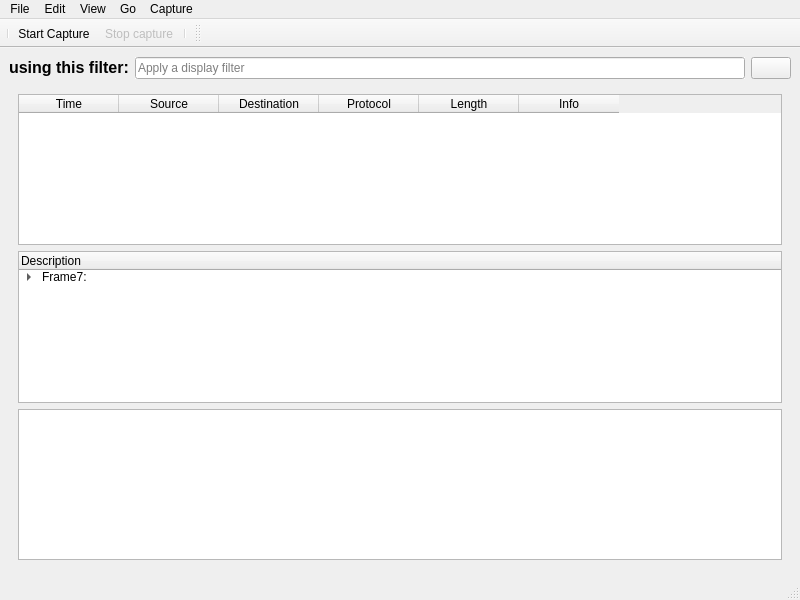
The window that NetworkAnalyzer.ui (amr-essam95/Packet-Analyzer) describes before a commit, drawn with Qt 5.
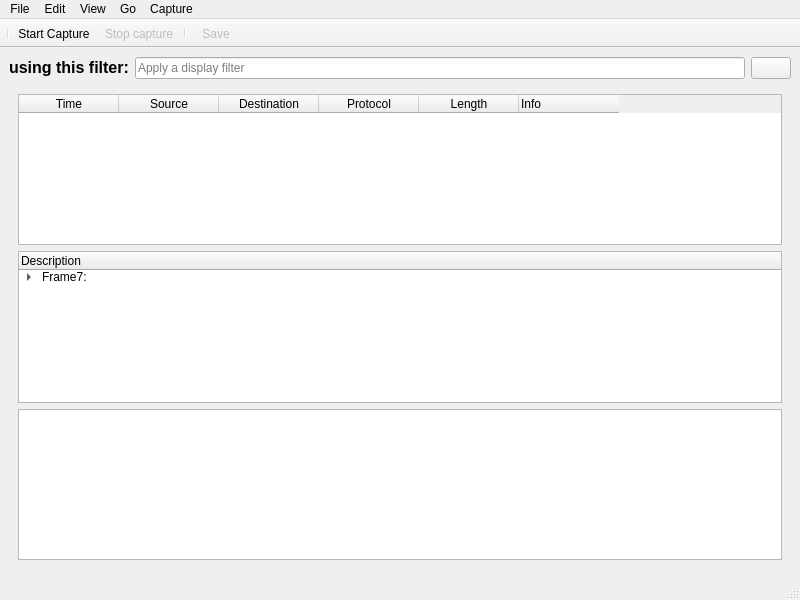
The same window after the commit. The open tabs and pages were chosen to show the change. Icons and pictures are not drawn.

The edit to the form file:
```diff
--- a/NetworkAnalyzer.ui
+++ b/NetworkAnalyzer.ui
@@ -236,6 +236,9 @@
            <property name="text">
             <string>Info</string>
            </property>
+           <property name="textAlignment">
+            <set>AlignLeft|AlignVCenter</set>
+           </property>
           </column>
          </widget>
         </item>
@@ -315,19 +318,30 @@
    <property name="windowTitle">
     <string>toolBar_2</string>
    </property>
+   <property name="movable">
+    <bool>false</bool>
+   </property>
    <attribute name="toolBarArea">
     <enum>TopToolBarArea</enum>
    </attribute>
    <attribute name="toolBarBreak">
     <bool>false</bool>
    </attribute>
+   <addaction name="saveBtn"/>
   </widget>
   <action name="actionExit">
    <property name="text">
     <string>Exit</string>
    </property>
   </action>
-  <action name="actionExit_2">
+  <action name="saveBtn">
+   <property name="enabled">
+    <bool>false</bool>
+   </property>
+   <property name="icon">
+    <iconset>
+     <normaloff>save.png</normaloff>save.png</iconset>
+   </property>
    <property name="text">
     <string>Save</string>
    </property>
```
Left out of the diff: 2 changed lines with no effect on the pictures.
